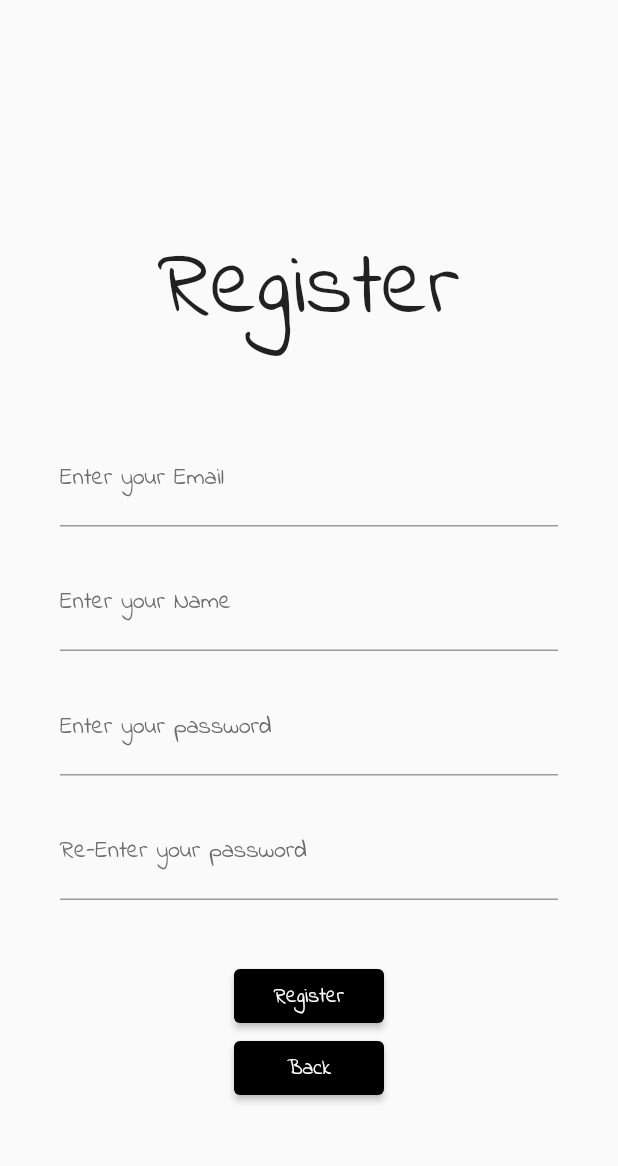
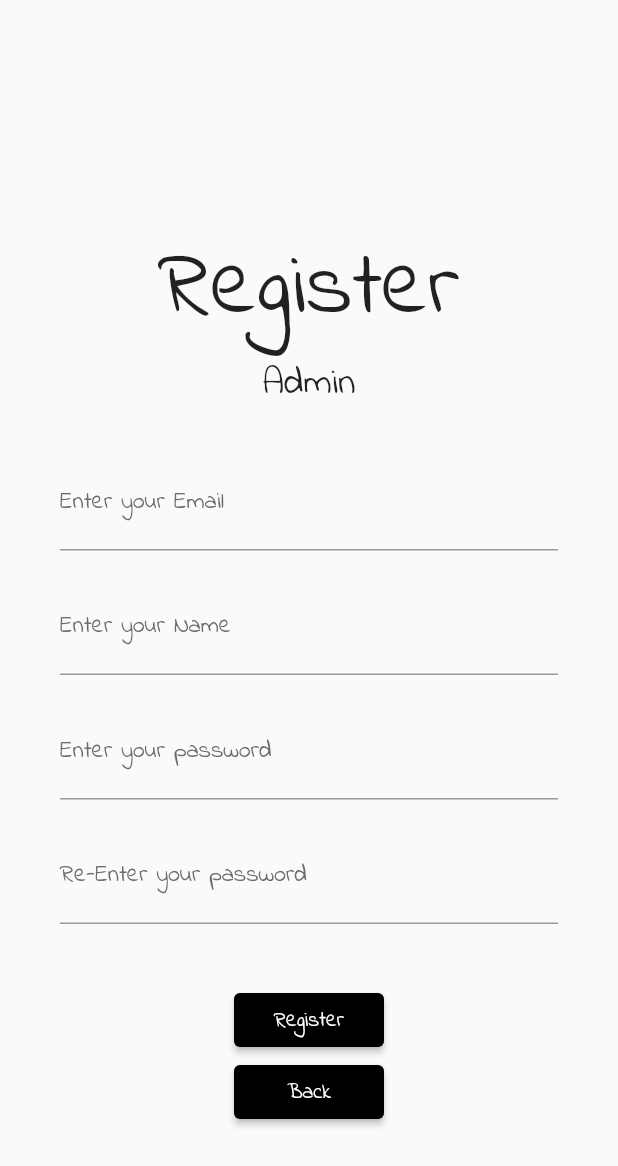
Before and after one commit to Katrinasms/Flutter-ecom-app-template-admin, a Flutter app: the Register screen opened by its route, on a phone screen of 412 x 824 dp. Shown: the top 1166 px of the screen. Run offline on Flutter 3.47's test engine with Material 2 defaults, Android fonts, the phone set to English and light mode, and no system bars; our stand-ins replace image_picker, shared_preferences; missing offline and left inert: cloudinary_public; accounts and stored records are empty; network calls fail.

Commit message:
third commit

```diff
--- a/lib/features/add/add.dart
+++ b/lib/features/add/add.dart
@@ -45,6 +45,7 @@ class _AddState extends State<Add> {
         description: descriptionController.text,
         price: double.parse(priceController.text),
         id: id,
+        image: image,
       );
     }
   }
--- a/lib/features/add/services/add_service.dart
+++ b/lib/features/add/services/add_service.dart
@@ -65,6 +65,7 @@ class AdminServices {
     required String description,
     required double price,
     required String id,
+    required String image,
   }) async {
     final userProvider = Provider.of<UserProvider>(context, listen: false);
 
@@ -76,7 +77,7 @@ class AdminServices {
           description: description,
           provider: userProvider.user.name,
           quantity: 1,
-          image: 'https://picsum.photos/250?image=9',
+          image: image,
           price: price,
           id: id);
       print(product.provider);
--- a/lib/features/auth/screen/register.dart
+++ b/lib/features/auth/screen/register.dart
@@ -55,13 +55,16 @@ class _RegisterState extends State<Register> {
         child: Column(
           children: [
             const Padding(
-              padding: EdgeInsets.only(top: 150.0, bottom: 50),
+              padding: EdgeInsets.only(top: 150.0),
               child: Center(
                 child: Text('Register', style: TextStyle(fontSize: 60.0)),
               ),
             ),
+            Center(
+              child: Text('Admin', style: TextStyle(fontSize: 25.0)),
+            ),
             Container(
-              padding: EdgeInsets.only(left: 40.0, right: 40.0),
+              padding: EdgeInsets.only(top: 30, left: 40.0, right: 40.0),
               child: Form(
                   key: _form,
                   child: SingleChildScrollView(
```
Also changed, not shown: assets/01.png (added), assets/02.gif (added), 1 other file.
